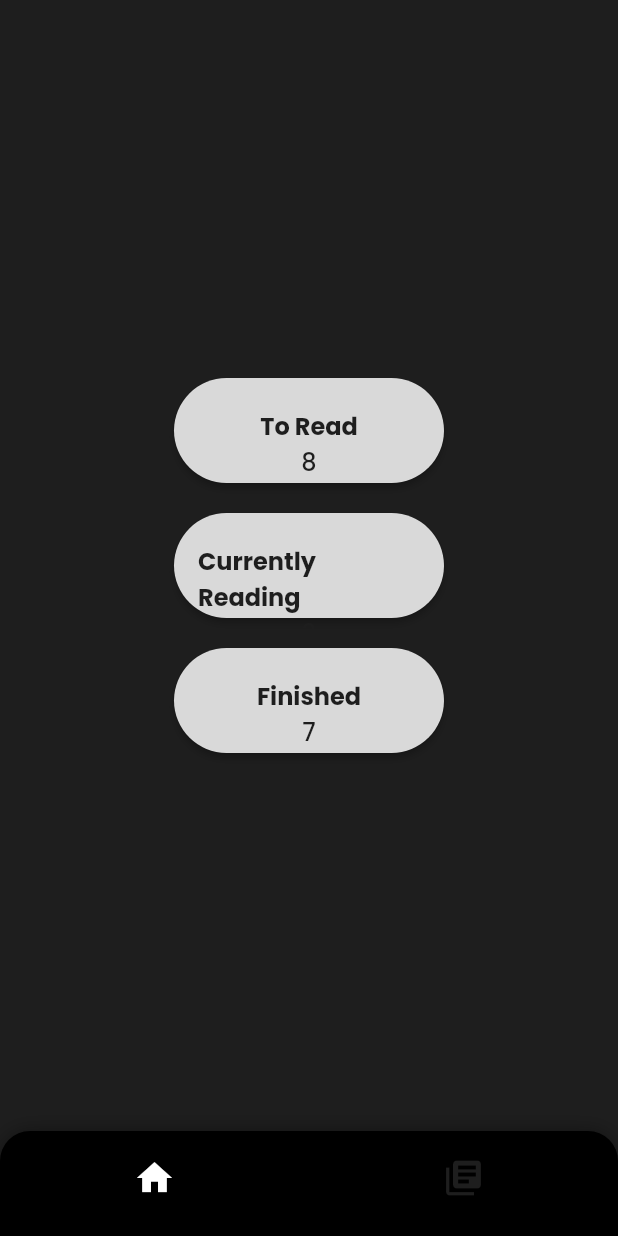
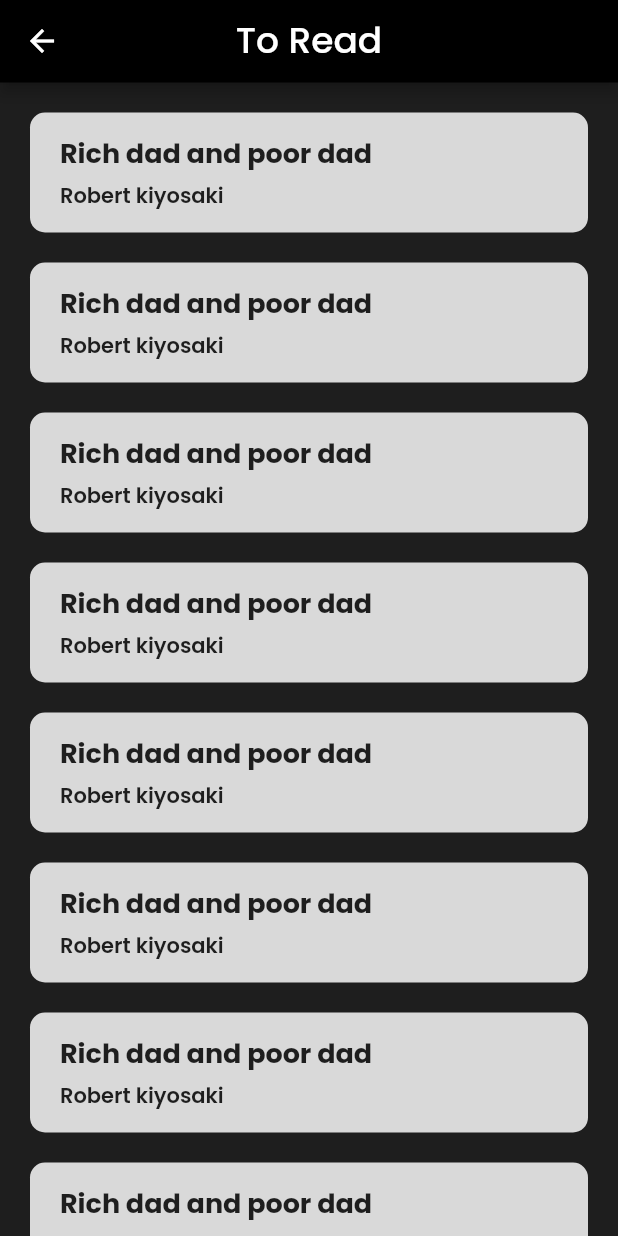
Before and after one commit to ashmil19/Book-Tracker, a Flutter app: the screen it shows after launch, after a tap on "To Read", on a phone screen of 412 x 824 dp. Run offline on Flutter 3.47's test engine with Material 2 defaults, Android fonts, the phone set to English and light mode, and no system bars; our stand-ins replace google_fonts.

Commit message:
to_read page is created

```diff
--- a/lib/core/constants.dart
+++ b/lib/core/constants.dart
@@ -1,3 +1,5 @@
 import 'package:flutter/material.dart';
 
+const kHeight5 = SizedBox(height: 5);
+const kHeight10 = SizedBox(height: 10);
 const kHeight20 = SizedBox(height: 20);
--- a/lib/presentation/home/screen_home.dart
+++ b/lib/presentation/home/screen_home.dart
@@ -1,5 +1,6 @@
 import 'package:book_tracker/core/constants.dart';
 import 'package:book_tracker/presentation/home/widgets/home_button_widget.dart';
+import 'package:book_tracker/presentation/home/widgets/to_read.dart';
 import 'package:flutter/material.dart';
 
 class ScreenHome extends StatelessWidget {
@@ -14,12 +15,30 @@
         child: Column(
           mainAxisAlignment: MainAxisAlignment.center,
           crossAxisAlignment: CrossAxisAlignment.center,
-          children: const [
-            HomeButtonWidget(text: "To Read", count: 8),
+          children: [
+            HomeButtonWidget(
+              text: "To Read",
+              count: 8,
+              onPressed: () {
+                Navigator.of(context).push(
+                  MaterialPageRoute(
+                    builder: (context) => const ToRead(),
+                  ),
+                );
+              },
+            ),
             kHeight20,
-            HomeButtonWidget(text: "Currently Reading", count: 3),
+            HomeButtonWidget(
+              text: "Currently Reading",
+              count: 3,
+              onPressed: () {},
+            ),
             kHeight20,
-            HomeButtonWidget(text: "Finished", count: 7),
+            HomeButtonWidget(
+              text: "Finished",
+              count: 7,
+              onPressed: () {},
+            ),
           ],
         ),
       ),
--- a/lib/presentation/home/widgets/home_button_widget.dart
+++ b/lib/presentation/home/widgets/home_button_widget.dart
@@ -5,10 +5,12 @@
 class HomeButtonWidget extends StatelessWidget {
   final String text;
   final int count;
+  final onPressed;
   const HomeButtonWidget({
     Key? key,
     required this.text,
     required this.count,
+    required this.onPressed,
   }) : super(key: key);
 
   @override
@@ -24,6 +26,7 @@
             borderRadius: BorderRadius.circular(50),
           ),
         ),
+        onPressed: onPressed,
         child: Column(
           crossAxisAlignment: CrossAxisAlignment.center,
           children: [
@@ -41,10 +44,9 @@
                 fontSize: 16,
                 fontWeight: FontWeight.w500,
               ),
-            )
+            ),
           ],
         ),
-        onPressed: () {},
       ),
     );
   }
--- /dev/null
+++ b/lib/presentation/home/widgets/to_read.dart
@@ -0,0 +1,26 @@
+import 'package:book_tracker/core/constants.dart';
+import 'package:book_tracker/presentation/widgets/appbar_widget.dart';
+import 'package:book_tracker/presentation/widgets/book_tile_widget.dart';
+import 'package:flutter/material.dart';
+
+class ToRead extends StatelessWidget {
+  const ToRead({super.key});
+
+  @override
+  Widget build(BuildContext context) {
+    return Scaffold(
+      appBar: const PreferredSize(
+        preferredSize: Size.fromHeight(55),
+        child: AppbarWidget(
+          text: "To Read",
+        ),
+      ),
+      body: ListView.separated(
+        padding: const EdgeInsets.all(20),
+        itemBuilder: (context, index) => const BookTileWidget(),
+        separatorBuilder: (context, index) => kHeight20,
+        itemCount: 15,
+      ),
+    );
+  }
+}
--- /dev/null
+++ b/lib/presentation/widgets/appbar_widget.dart
@@ -0,0 +1,26 @@
+import 'package:book_tracker/core/colors.dart';
+import 'package:flutter/material.dart';
+
+class AppbarWidget extends StatelessWidget {
+  final String text;
+  const AppbarWidget({
+    Key? key,
+    required this.text,
+  }) : super(key: key);
+
+  @override
+  Widget build(BuildContext context) {
+    return AppBar(
+      backgroundColor: kBlackColor,
+      title: Text(
+        text,
+        style: const TextStyle(fontSize: 24),
+      ),
+      centerTitle: true,
+      leading: IconButton(
+        onPressed: () => Navigator.of(context).pop(),
+        icon: const Icon(Icons.arrow_back),
+      ),
+    );
+  }
+}
--- /dev/null
+++ b/lib/presentation/widgets/book_tile_widget.dart
@@ -0,0 +1,50 @@
+import 'package:book_tracker/core/colors.dart';
+import 'package:book_tracker/core/constants.dart';
+import 'package:flutter/material.dart';
+
+class BookTileWidget extends StatelessWidget {
+  const BookTileWidget({
+    Key? key,
+  }) : super(key: key);
+
+  @override
+  Widget build(BuildContext context) {
+    return Column(
+      mainAxisAlignment: MainAxisAlignment.center,
+      children: [
+        Container(
+          height: 80,
+          width: double.infinity,
+          decoration: BoxDecoration(
+              color: defaultColor, borderRadius: BorderRadius.circular(10)),
+          child: Padding(
+            padding: const EdgeInsets.symmetric(horizontal: 20),
+            child: Column(
+              mainAxisAlignment: MainAxisAlignment.center,
+              crossAxisAlignment: CrossAxisAlignment.start,
+              children: const [
+                Text(
+                  "Rich dad and poor dad",
+                  overflow: TextOverflow.ellipsis,
+                  style: TextStyle(
+                    fontSize: 18,
+                    fontWeight: FontWeight.bold,
+                  ),
+                ),
+                kHeight5,
+                Text(
+                  "Robert kiyosaki",
+                  overflow: TextOverflow.ellipsis,
+                  style: TextStyle(
+                    fontSize: 14,
+                    fontWeight: FontWeight.w600,
+                  ),
+                ),
+              ],
+            ),
+          ),
+        )
+      ],
+    );
+  }
+}
```
